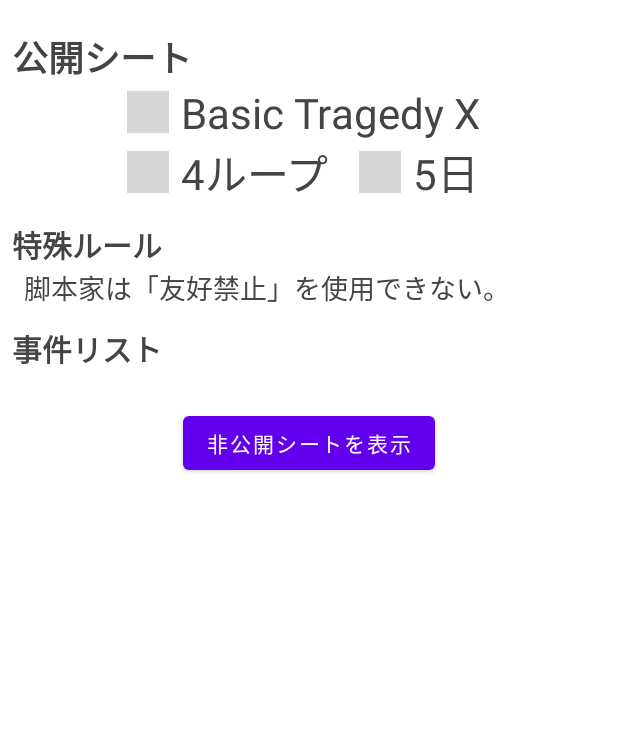
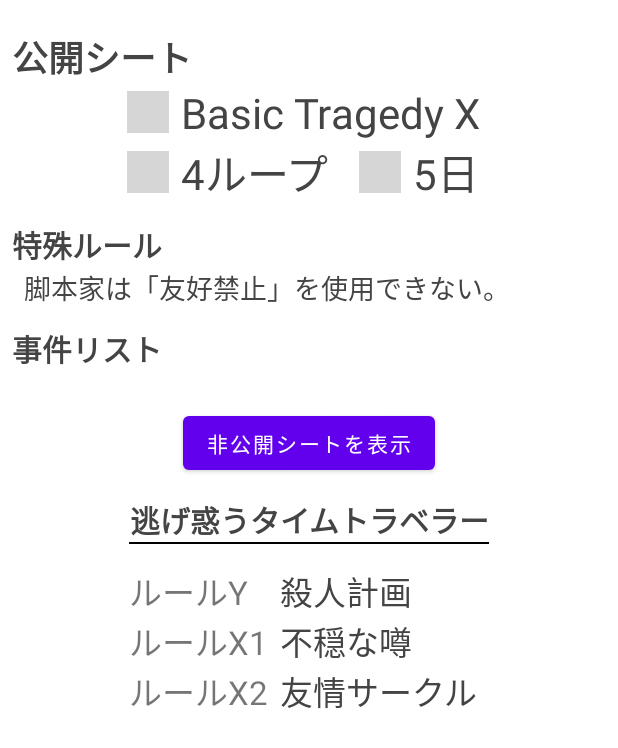
Before and after one commit to gittib/SangekiAndroid, an Android app: the layout scenario_detail_fragment.xml on its own in the app's theme, with its tools: preview values and no code run, on a phone screen of 412 x 824 dp. Shown: the top 748 px of the screen. Run offline under Robolectric (Android 15) with nearby library versions, the phone set to English and light mode, and no system bars; network calls fail; grey boxes are pictures that could not be loaded.

Commit message:
コミット

```diff
--- a/app/src/main/java/work/boardgame/sangeki_rooper/fragment/ScenarioDetailFragment.kt
+++ b/app/src/main/java/work/boardgame/sangeki_rooper/fragment/ScenarioDetailFragment.kt
@@ -1,5 +1,6 @@
 package work.boardgame.sangeki_rooper.fragment
 
+import android.app.AlertDialog
 import android.content.Context
 import androidx.lifecycle.ViewModelProvider
 import android.os.Bundle
@@ -72,6 +73,34 @@ class ScenarioDetailFragment : BaseFragment() {
                 }
             }
 
+            rv.scenario_title.text = item.title
+            rv.rule_y.text = item.ruleY()
+            rv.rule_x1.text = item.ruleX1()
+            item.ruleX2()?.let {
+                rv.rule_x2_label.visibility = View.VISIBLE
+                rv.rule_x2.visibility = View.VISIBLE
+                rv.rule_x2.text = it
+            } ?: run {
+                rv.rule_x2_label.visibility = View.VISIBLE
+                rv.rule_x2.visibility = View.VISIBLE
+            }
+
+            rv.show_private.setOnClickListener {
+                rv.private_wrapper.let { w ->
+                    if (w.visibility == View.VISIBLE) {
+                        w.visibility = View.GONE
+                    } else {
+                        AlertDialog.Builder(context)
+                            .setMessage("非公開シート情報を表示します。\nよろしいですか？")
+                            .setPositiveButton(R.string.ok) { _, _ ->
+                                w.visibility = View.VISIBLE
+                            }
+                            .setNegativeButton(R.string.cancel, null)
+                            .show()
+                    }
+                }
+            }
+
             rv
         }
         return viewModel.rootView
--- a/app/src/main/res/layout/adapter_item_scenario_header.xml
+++ b/app/src/main/res/layout/adapter_item_scenario_header.xml
@@ -2,8 +2,8 @@
 <androidx.constraintlayout.widget.ConstraintLayout xmlns:android="http://schemas.android.com/apk/res/android"
     android:layout_width="match_parent"
     android:layout_height="wrap_content"
-    android:paddingTop="32dp"
-    android:paddingBottom="100dp"
+    android:paddingTop="60dp"
+    android:paddingBottom="180dp"
     xmlns:app="http://schemas.android.com/apk/res-auto">
 
     <LinearLayout
--- a/app/src/main/res/layout/scenario_detail_fragment.xml
+++ b/app/src/main/res/layout/scenario_detail_fragment.xml
@@ -96,12 +96,65 @@
 
             <androidx.constraintlayout.widget.ConstraintLayout
                 android:id="@+id/private_wrapper"
-                app:layout_constraintTop_toBottomOf="@id/incident_list"
+                app:layout_constraintTop_toBottomOf="@id/show_private"
                 app:layout_constraintLeft_toLeftOf="parent"
                 app:layout_constraintRight_toRightOf="parent"
                 style="@style/Css.ScenarioDetail"
                 android:visibility="gone"
                 tools:visibility="visible">
+
+                <TextView
+                    android:id="@+id/scenario_title"
+                    app:layout_constraintTop_toTopOf="parent"
+                    style="@style/Css.ScenarioDetail.Title"
+                    android:layout_width="match_parent"
+                    android:textAlignment="center"
+                    tools:text="逃げ惑うタイムトラベラー" />
+                <View
+                    app:layout_constraintTop_toBottomOf="@id/scenario_title"
+                    app:layout_constraintLeft_toLeftOf="@id/scenario_title"
+                    app:layout_constraintRight_toRightOf="@id/scenario_title"
+                    android:layout_width="0dp"
+                    android:layout_height="1dp"
+                    android:background="@color/black"/>
+
+                <GridLayout
+                    android:id="@+id/rule_wrapper"
+                    app:layout_constraintTop_toBottomOf="@id/scenario_title"
+                    android:layout_width="match_parent"
+                    android:layout_height="wrap_content"
+                    android:layout_marginTop="16dp"
+                    android:layout_marginLeft="@dimen/horizontal_margin"
+                    android:layout_marginRight="@dimen/horizontal_margin"
+                    android:columnCount="2">
+
+                    <TextView
+                        android:textSize="22sp"
+                        android:text="@string/rule_y"/>
+                    <TextView
+                        android:id="@+id/rule_y"
+                        style="@style/Css.ScenarioDetail.RuleList"
+                        tools:text="殺人計画"/>
+                    <TextView
+                        android:textSize="22sp"
+                        android:text="@string/rule_x1"/>
+                    <TextView
+                        android:id="@+id/rule_x1"
+                        style="@style/Css.ScenarioDetail.RuleList"
+                        android:textSize="22sp"
+                        android:layout_marginLeft="8dp"
+                        tools:text="不穏な噂"/>
+                    <TextView
+                        android:id="@+id/rule_x2_label"
+                        android:textSize="22sp"
+                        android:text="@string/rule_x2"/>
+                    <TextView
+                        android:id="@+id/rule_x2"
+                        style="@style/Css.ScenarioDetail.RuleList"
+                        android:textSize="22sp"
+                        android:layout_marginLeft="8dp"
+                        tools:text="友情サークル"/>
+                </GridLayout>
             </androidx.constraintlayout.widget.ConstraintLayout>
         </androidx.constraintlayout.widget.ConstraintLayout>
     </ScrollView>
--- a/app/src/main/res/values/dimens.xml
+++ b/app/src/main/res/values/dimens.xml
@@ -6,4 +6,5 @@
     <dimen name="incident_margin_left">8dp</dimen>
     <dimen name="incident_row_size">48dp</dimen>
     <dimen name="incident_name_width">260dp</dimen>
+    <dimen name="horizontal_margin">16dp</dimen>
 </resources>
--- a/app/src/main/res/values/strings.xml
+++ b/app/src/main/res/values/strings.xml
@@ -21,4 +21,7 @@
     <string name="incident_plan">事件予定</string>
     <string name="caution">！！！警告！！！</string>
     <string name="caution_spoiler">申し訳ありませんが、このリストや脚本詳細画面を見てしまうと、主人公として惨劇RoopeRを遊ぶ事ができなくなる可能性があります。\n主人公として遊ぶ予定がある方は、この画面を閉じることをおすすめします。</string>
+    <string name="rule_y">ルールY</string>
+    <string name="rule_x1">ルールX1</string>
+    <string name="rule_x2">ルールX2</string>
 </resources>
--- a/app/src/main/res/values/themes.xml
+++ b/app/src/main/res/values/themes.xml
@@ -61,4 +61,8 @@
         <item name="android:layout_marginLeft">8dp</item>
         <item name="android:layout_marginRight">8dp</item>
     </style>
+    <style name="Css.ScenarioDetail.RuleList">
+        <item name="android:textSize">22sp</item>
+        <item name="android:layout_marginLeft">8dp</item>
+    </style>
 </resources>
```
